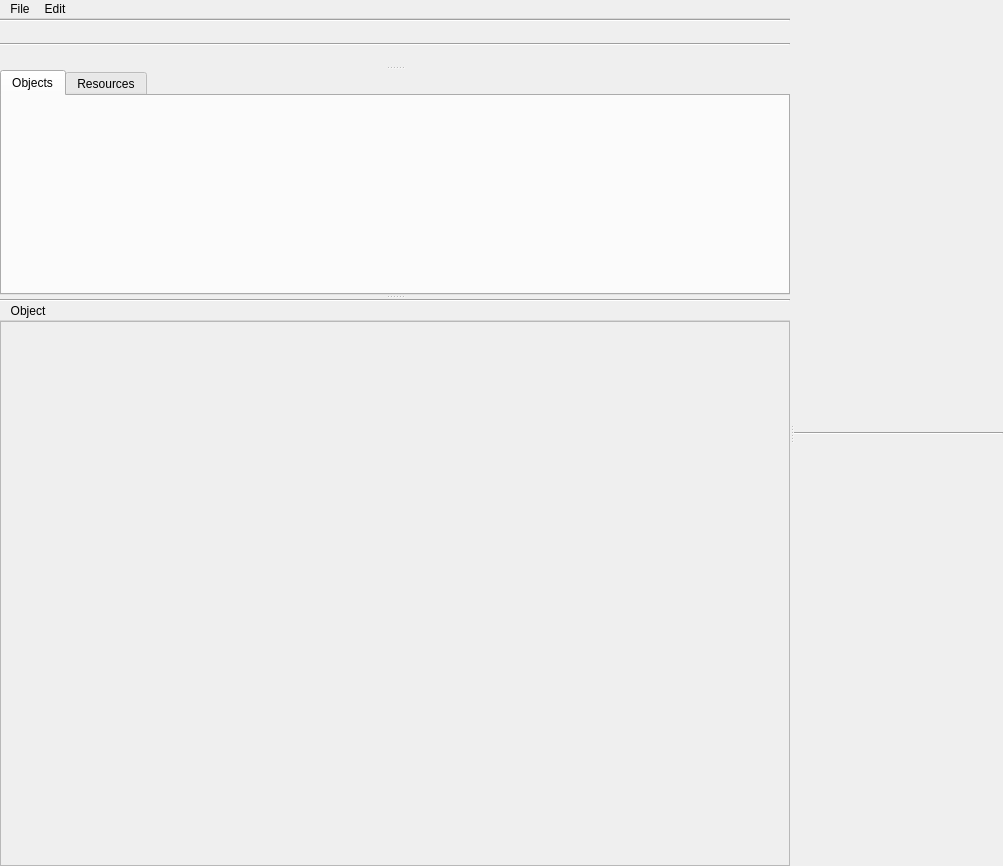
Qt form src/gui/qt/Window.ui (stippi/WonderBrush-v3) before a commit.
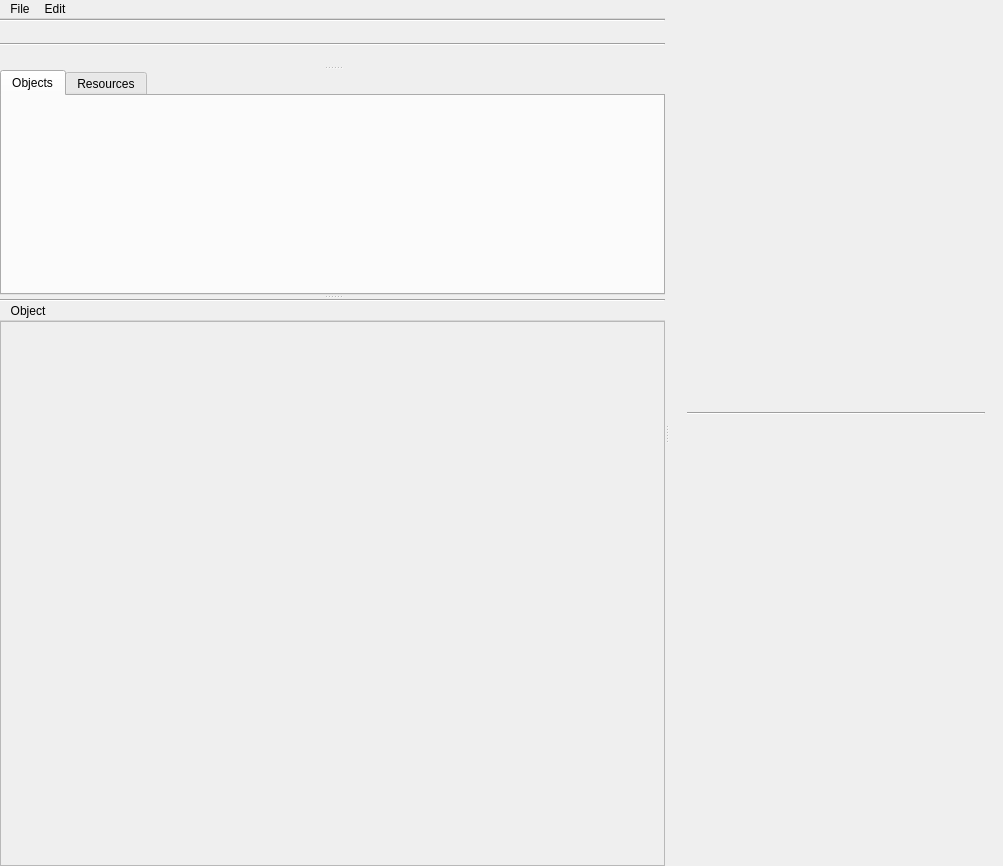
The same form after that commit. Custom widgets are drawn as their Qt base class.

Patch:
```diff
--- a/src/gui/qt/Window.ui
+++ b/src/gui/qt/Window.ui
@@ -146,6 +146,18 @@
          <number>0</number>
         </property>
         <item>
+         <widget class="QWidget" name="layoutWidget6">
+          <layout class="QHBoxLayout" name="horizontalLayout_6">
+           <property name="spacing">
+            <number>0</number>
+           </property>
+           <item>
+            <widget class="QWidget" name="layoutWidget7">
+             <layout class="QVBoxLayout" name="verticalLayout_7">
+              <property name="spacing">
+               <number>0</number>
+              </property>
+              <item>
          <widget class="QStackedWidget" name="toolConfigView">
           <property name="sizePolicy">
            <sizepolicy hsizetype="Preferred" vsizetype="Fixed">
@@ -186,6 +198,15 @@
           <property name="orientation">
            <enum>Qt::Horizontal</enum>
           </property>
+               </widget>
+              </item>
+             </layout>
+            </widget>
+           </item>
+           <item>
+            <widget class="QWidget" name="swatchGroupDummy" native="true"/>
+           </item>
+          </layout>
          </widget>
         </item>
         <item>
```
Lines whose indentation alone changed are shown as unchanged.
